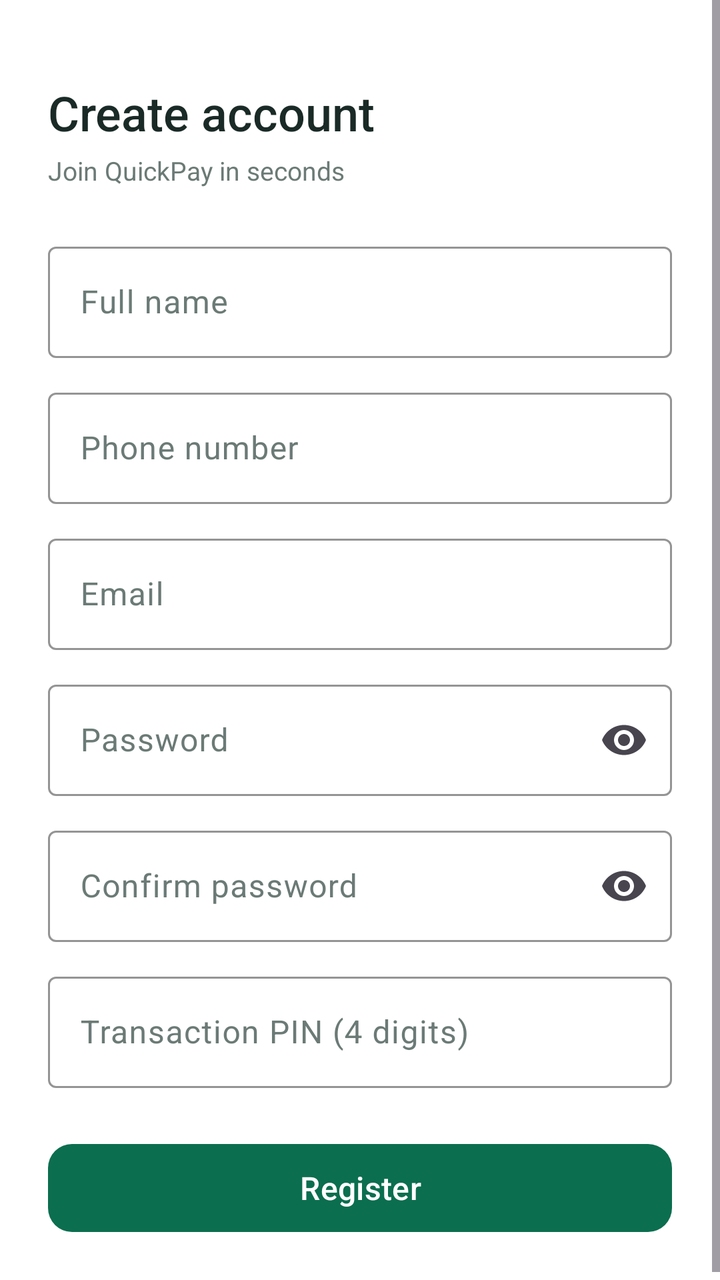
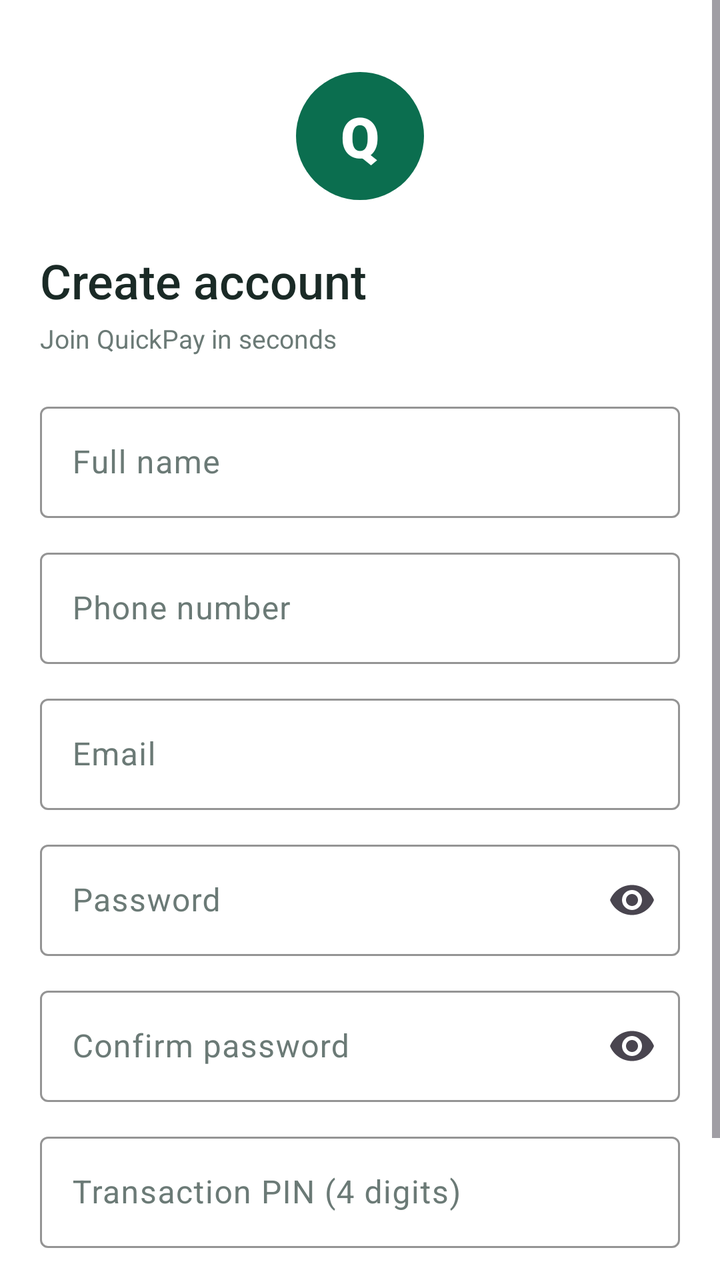

Two renders of the same Android screen: before a commit and after it. Below are the layout's source before the change and the commit's diff.
<!-- AndroidManifest.xml: application theme Theme.QuickPay -->
<!-- res/layout/fragment_register.xml -->
<?xml version="1.0" encoding="utf-8"?>
<ScrollView xmlns:android="http://schemas.android.com/apk/res/android"
    xmlns:app="http://schemas.android.com/apk/res-auto"
    android:layout_width="match_parent"
    android:layout_height="match_parent"
    android:background="@color/white"
    android:fillViewport="true">

    <LinearLayout
        android:layout_width="match_parent"
        android:layout_height="wrap_content"
        android:orientation="vertical"
        android:padding="24dp">

        <TextView
            android:layout_width="wrap_content"
            android:layout_height="wrap_content"
            android:layout_marginTop="16dp"
            android:fontFamily="sans-serif-medium"
            android:text="@string/register_title"
            android:textColor="@color/text_primary"
            android:textSize="24sp" />

        <TextView
            android:layout_width="wrap_content"
            android:layout_height="wrap_content"
            android:layout_marginTop="4dp"
            android:text="@string/register_subtitle"
            android:textColor="@color/text_secondary"
            android:textSize="13sp" />

        <com.google.android.material.textfield.TextInputLayout
            android:id="@+id/nameInputLayout"
            style="@style/QuickPay.TextInput"
            android:layout_width="match_parent"
            android:layout_height="wrap_content"
            android:layout_marginTop="24dp"
            android:hint="@string/register_name_label">

            <com.google.android.material.textfield.TextInputEditText
                android:id="@+id/nameInput"
                android:layout_width="match_parent"
                android:layout_height="wrap_content"
                android:inputType="textCapWords"
                android:maxLines="1" />
        </com.google.android.material.textfield.TextInputLayout>

        <com.google.android.material.textfield.TextInputLayout
            android:id="@+id/phoneInputLayout"
            style="@style/QuickPay.TextInput"
            android:layout_width="match_parent"
            android:layout_height="wrap_content"
            android:layout_marginTop="12dp"
            android:hint="@string/login_phone_label">

            <com.google.android.material.textfield.TextInputEditText
                android:id="@+id/phoneInput"
                android:layout_width="match_parent"
                android:layout_height="wrap_content"
                android:inputType="phone"
                android:maxLines="1" />
        </com.google.android.material.textfield.TextInputLayout>

        <com.google.android.material.textfield.TextInputLayout
            android:id="@+id/emailInputLayout"
            style="@style/QuickPay.TextInput"
            android:layout_width="match_parent"
            android:layout_height="wrap_content"
            android:layout_marginTop="12dp"
            android:hint="@string/register_email_label">

            <com.google.android.material.textfield.TextInputEditText
                android:id="@+id/emailInput"
                android:layout_width="match_parent"
                android:layout_height="wrap_content"
                android:inputType="textEmailAddress"
                android:maxLines="1" />
        </com.google.android.material.textfield.TextInputLayout>

        <com.google.android.material.textfield.TextInputLayout
            android:id="@+id/passwordInputLayout"
            style="@style/QuickPay.TextInput"
            android:layout_width="match_parent"
            android:layout_height="wrap_content"
            android:layout_marginTop="12dp"
            android:hint="@string/login_password_label"
            app:endIconMode="password_toggle">

            <com.google.android.material.textfield.TextInputEditText
                android:id="@+id/passwordInput"
                android:layout_width="match_parent"
                android:layout_height="wrap_content"
                android:inputType="textPassword"
                android:maxLines="1" />
        </com.google.android.material.textfield.TextInputLayout>

        <com.google.android.material.textfield.TextInputLayout
            android:id="@+id/confirmPasswordInputLayout"
            style="@style/QuickPay.TextInput"
            android:layout_width="match_parent"
            android:layout_height="wrap_content"
            android:layout_marginTop="12dp"
            android:hint="@string/register_confirm_password_label"
            app:endIconMode="password_toggle">

            <com.google.android.material.textfield.TextInputEditText
                android:id="@+id/confirmPasswordInput"
                android:layout_width="match_parent"
                android:layout_height="wrap_content"
                android:inputType="textPassword"
                android:maxLines="1" />
        </com.google.android.material.textfield.TextInputLayout>

        <com.google.android.material.textfield.TextInputLayout
            android:id="@+id/pinInputLayout"
            style="@style/QuickPay.TextInput"
            android:layout_width="match_parent"
            android:layout_height="wrap_content"
            android:layout_marginTop="12dp"
            android:hint="@string/register_pin_label">

            <com.google.android.material.textfield.TextInputEditText
                android:id="@+id/pinInput"
                android:layout_width="match_parent"
                android:layout_height="wrap_content"
                android:inputType="numberPassword"
                android:maxLength="4"
                android:maxLines="1" />
        </com.google.android.material.textfield.TextInputLayout>

        <com.google.android.material.button.MaterialButton
            android:id="@+id/registerButton"
            style="@style/QuickPay.Button.Primary"
            android:layout_width="match_parent"
            android:layout_height="wrap_content"
            android:layout_marginTop="24dp"
            android:text="@string/register_button" />

        <com.google.android.material.progressindicator.CircularProgressIndicator
            android:id="@+id/registerProgress"
            android:layout_width="wrap_content"
            android:layout_height="wrap_content"
            android:layout_gravity="center_horizontal"
            android:layout_marginTop="16dp"
            android:indeterminate="true"
            android:visibility="gone"
            app:indicatorColor="@color/primary" />

    </LinearLayout>
</ScrollView>
<!-- resources referenced by this layout -->
<resources>
  <color name="primary">#0B6E4F</color>
  <color name="text_primary">#1A2A26</color>
  <color name="text_secondary">#6B7A76</color>
  <color name="white">#FFFFFFFF</color>
  <string name="login_password_label">Password</string>
  <string name="login_phone_label">Phone number</string>
  <string name="register_button">Register</string>
  <string name="register_confirm_password_label">Confirm password</string>
  <string name="register_email_label">Email</string>
  <string name="register_name_label">Full name</string>
  <string name="register_pin_label">Transaction PIN (4 digits)</string>
  <string name="register_subtitle">Join QuickPay in seconds</string>
  <string name="register_title">Create account</string>
  <style name="QuickPay.Button.Primary" parent="Widget.Material3.Button">
          <item name="android:textColor">@color/white</item>
          <item name="backgroundTint">@color/primary</item>
          <item name="cornerRadius">@dimen/corner_medium</item>
          <item name="android:minHeight">@dimen/button_height</item>
          <item name="android:paddingStart">@dimen/spacing_xxl</item>
          <item name="android:paddingEnd">@dimen/spacing_xxl</item>
          <item name="android:fontFamily">sans-serif-medium</item>
          <item name="android:textSize">16sp</item>
          <item name="android:textAllCaps">false</item>
      </style>
  <style name="QuickPay.TextInput" parent="Widget.Material3.TextInputLayout.OutlinedBox">
          <item name="boxStrokeColor">@color/primary</item>
          <item name="boxStrokeErrorColor">@color/danger</item>
          <item name="hintTextColor">@color/text_secondary</item>
          <item name="cornerRadius">@dimen/corner_small</item>
          <item name="android:textColorHint">@color/text_secondary</item>
      </style>
  <style name="Theme.QuickPay" parent="Base.Theme.QuickPay" />
  <dimen name="corner_medium">12dp</dimen>
  <dimen name="button_height">52dp</dimen>
  <dimen name="spacing_xxl">24dp</dimen>
  <color name="danger">#C62828</color>
  <dimen name="corner_small">8dp</dimen>
  <style name="Base.Theme.QuickPay" parent="Theme.Material3.DayNight.NoActionBar">
          <item name="colorPrimary">@color/primary</item>
          <item name="colorOnPrimary">@color/white</item>
          <item name="colorPrimaryContainer">@color/primary_light</item>
          <item name="colorOnPrimaryContainer">@color/primary_dark</item>
          <item name="colorSecondary">@color/accent</item>
          <item name="android:colorBackground">@color/bg</item>
          <item name="colorSurface">@color/bg</item>
          <item name="colorOnSurface">@color/text_primary</item>
      </style>
  <color name="primary_light">#E6F4EF</color>
  <color name="primary_dark">#084C37</color>
  <color name="accent">#F2B632</color>
  <color name="bg">#F6F8F7</color>
</resources>

<!-- the commit's change to res/layout/fragment_register.xml (unified diff, before → after) -->
@@ -10,12 +10,29 @@
         android:layout_width="match_parent"
         android:layout_height="wrap_content"
         android:orientation="vertical"
-        android:padding="24dp">
+        android:padding="@dimen/screen_padding">
+
+        <FrameLayout
+            android:layout_width="64dp"
+            android:layout_height="64dp"
+            android:layout_gravity="center_horizontal"
+            android:layout_marginTop="@dimen/spacing_lg"
+            android:background="@drawable/bg_brand_circle">
+
+            <TextView
+                android:layout_width="wrap_content"
+                android:layout_height="wrap_content"
+                android:layout_gravity="center"
+                android:fontFamily="sans-serif-black"
+                android:text="Q"
+                android:textColor="@color/white"
+                android:textSize="28sp" />
+        </FrameLayout>
 
         <TextView
             android:layout_width="wrap_content"
             android:layout_height="wrap_content"
-            android:layout_marginTop="16dp"
+            android:layout_marginTop="@dimen/spacing_xxl"
             android:fontFamily="sans-serif-medium"
             android:text="@string/register_title"
             android:textColor="@color/text_primary"
@@ -34,7 +51,7 @@
             style="@style/QuickPay.TextInput"
             android:layout_width="match_parent"
             android:layout_height="wrap_content"
-            android:layout_marginTop="24dp"
+            android:layout_marginTop="@dimen/spacing_xl"
             android:hint="@string/register_name_label">
 
             <com.google.android.material.textfield.TextInputEditText
<!-- resource entries referenced after the edit -->
@@ -4,6 +4,9 @@
   <color name="text_primary">#1A2A26</color>
   <color name="text_secondary">#6B7A76</color>
   <color name="white">#FFFFFFFF</color>
+  <dimen name="screen_padding">20dp</dimen>
+  <dimen name="spacing_lg">16dp</dimen>
+  <dimen name="spacing_xl">20dp</dimen>
   <string name="login_password_label">Password</string>
   <string name="login_phone_label">Phone number</string>
   <string name="register_button">Register</string>
@@ -35,6 +38,11 @@
   <dimen name="corner_medium">12dp</dimen>
   <dimen name="button_height">52dp</dimen>
   <dimen name="spacing_xxl">24dp</dimen>
+  <!-- drawable bg_brand_circle (drawable) -->
+  <shape xmlns:android="http://schemas.android.com/apk/res/android"
+      android:shape="oval">
+      <solid android:color="@color/primary" />
+  </shape>
   <color name="danger">#C62828</color>
   <dimen name="corner_small">8dp</dimen>
   <style name="Base.Theme.QuickPay" parent="Theme.Material3.DayNight.NoActionBar">
@@ -46,6 +54,9 @@
           <item name="android:colorBackground">@color/bg</item>
           <item name="colorSurface">@color/bg</item>
           <item name="colorOnSurface">@color/text_primary</item>
+          <item name="android:statusBarColor">@color/primary_dark</item>
+          <item name="android:navigationBarColor">@color/white</item>
+          <item name="android:windowLightStatusBar">false</item>
       </style>
   <color name="primary_light">#E6F4EF</color>
   <color name="primary_dark">#084C37</color>
